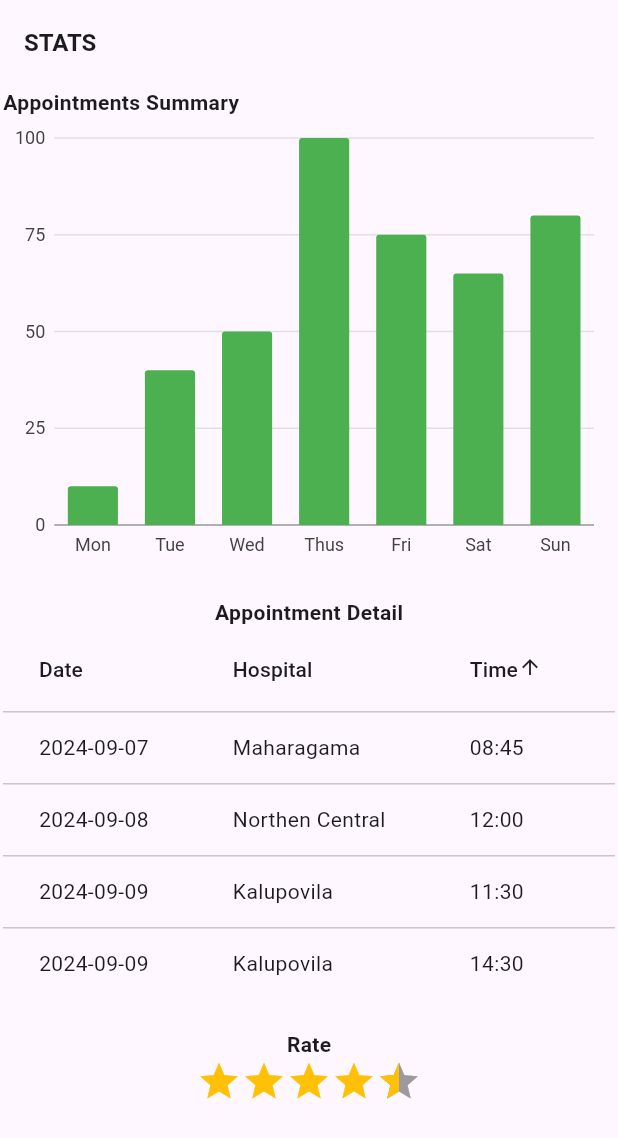
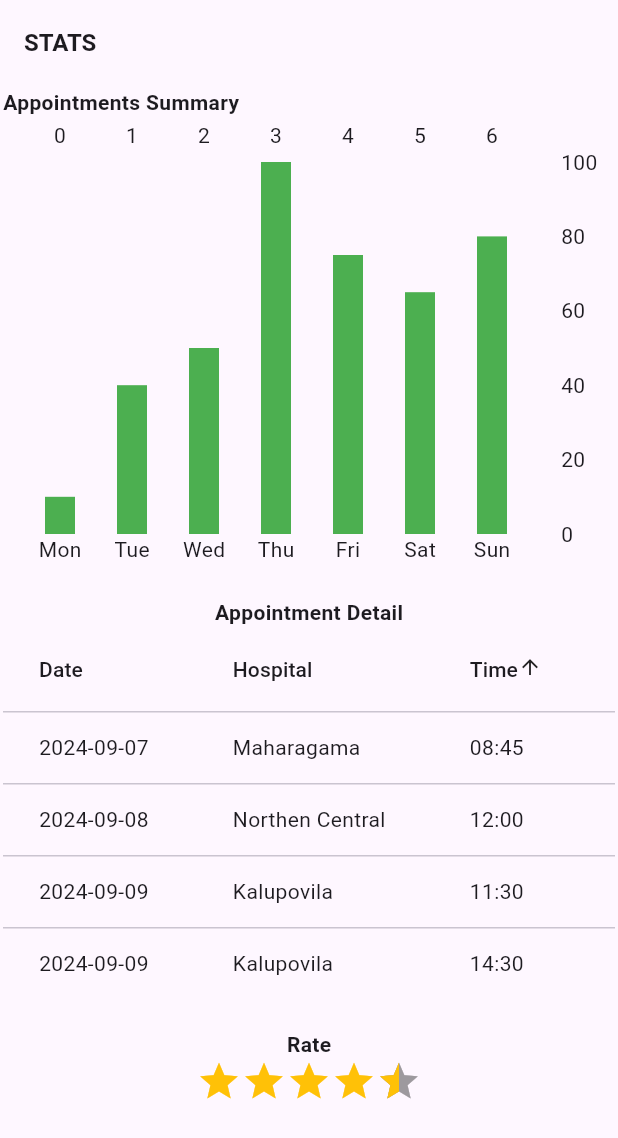
Before and after one commit to Madushansuriyabandara/Mediconnect-Frontend, a Flutter app: the Barchart screen opened directly, on a phone screen of 412 x 824 dp. Shown: the top 1138 px of the screen. Run offline on Flutter 3.47's test engine with Material 3 defaults, Android fonts, the phone set to English and light mode, and no system bars; drawn by our look-alikes of fl_chart, flutter_rating_bar; our stand-ins replace google_sign_in, qr_flutter; missing offline and left inert: flutter_facebook_auth, flutter_pdfview.

Commit message:
fixed bar charts

```diff
--- a/lib/screens/doctor_screens/StatsPage/bar.dart
+++ b/lib/screens/doctor_screens/StatsPage/bar.dart
@@ -1,75 +1,94 @@
-import 'package:charts_flutter_new/flutter.dart' as charts;
+import 'package:flutter/material.dart';
 import 'package:mediconnect/screens/doctor_screens/StatsPage/widgets/appointmenttable.dart';
-import 'package:flutter/material.dart';
 import 'package:mediconnect/screens/doctor_screens/StatsPage/widgets/rating.dart';
-
+import 'package:fl_chart/fl_chart.dart';
 
 class Barchart extends StatelessWidget {
   const Barchart({super.key});
 
   ///////////////////////////////////////////////////////  this part shows booked Appointment ////////////////////////////////////////////////////
   // ignore: non_constant_identifier_names
-  static List<charts.Series<Barmodel, String>> createsample_appointment_data() {
+  static List<BarChartGroupData> createSampleAppointmentData() {
     final data = [
       Barmodel('Mon', 10),
       Barmodel('Tue', 40),
       Barmodel('Wed', 50),
-      Barmodel('Thus', 100),
+      Barmodel('Thu', 100),
       Barmodel('Fri', 75),
       Barmodel('Sat', 65),
       Barmodel('Sun', 80),
     ];
-//////////////////////////////////////////////////////////////////////////////////////////////////////////////////////////////////////////////////
 
-    return [
-      charts.Series<Barmodel, String>(
-        id: 'sales',
-        colorFn: (_, __) => charts.MaterialPalette.green.shadeDefault,
-        domainFn: (Barmodel barmodel, _) => barmodel.year,
-        measureFn: (Barmodel barmodel, _) => barmodel.count,
-        data: data,
+    return data.asMap().entries.map((entry) {
+      int index = entry.key;
+      Barmodel barmodel = entry.value;
+      return BarChartGroupData(
+        x: index,
+        barRods: [
+          BarChartRodData(
+            toY: barmodel.count.toDouble(),
+            color: Colors.green,
+            width: 20,
+            borderRadius: BorderRadius.circular(0),
           ),
-    ];
+        ],
+      );
+    }).toList();
   }
 
   @override
   Widget build(BuildContext context) {
     return Scaffold(
       appBar: AppBar(
-        title: const Text("STATS",style:TextStyle(fontWeight: FontWeight.bold, fontSize: 16)),
-       // backgroundColor: Colors.deepOrange,
+        title: const Text(
+          "STATS",
+          style: TextStyle(fontWeight: FontWeight.bold, fontSize: 16),
+        ),
       ),
       body: SingleChildScrollView(
         padding: const EdgeInsets.all(2),
-        child:
-        Column(children: [
+        child: Column(
+          children: [
             const Align(
               alignment: Alignment.centerLeft,
               child: Text(
                 "Appointments Summary",
-                        //style: TextStyle(),
-                        style: TextStyle(fontWeight: FontWeight.bold)
+                style: TextStyle(fontWeight: FontWeight.bold),
               ),
             ),
-
             SizedBox(
               height: 300,
-        child: charts.BarChart(
-          createsample_appointment_data(),
-          animate: true,
+              child: BarChart(
+                BarChartData(
+                  barGroups: createSampleAppointmentData(),
+                  titlesData: FlTitlesData(
+                    leftTitles: const AxisTitles(
+                      sideTitles: SideTitles(showTitles: false),
+                    ),
+                    bottomTitles: AxisTitles(
+                      sideTitles: SideTitles(
+                        showTitles: true,
+                        getTitlesWidget: (double value, TitleMeta meta) {
+                          const days = ['Mon', 'Tue', 'Wed', 'Thu', 'Fri', 'Sat', 'Sun'];
+                          return Text(days[value.toInt()]);
+                        },
                       ),
                     ),
-       const SizedBox(height: 20,),
-
-      const Text("Appointment Detail",style: TextStyle(fontWeight: FontWeight.bold),),
+                  ),
+                  borderData: FlBorderData(show: false),
+                  gridData: FlGridData(show: false),
+                  barTouchData: BarTouchData(enabled: true),
+                ),
+              ),
+            ),
+            const SizedBox(height: 20),
+            const Text("Appointment Detail", style: TextStyle(fontWeight: FontWeight.bold)),
             const Appointment_Table(),
-      const SizedBox(height: 20,),
-
-      const Text("Rate",style: TextStyle(fontWeight: FontWeight.bold),),
+            const SizedBox(height: 20),
+            const Text("Rate", style: TextStyle(fontWeight: FontWeight.bold)),
             Rating(4.5),
-
-
-      ]),
+          ],
+        ),
       ),
     );
   }
@@ -81,8 +100,6 @@ class Barmodel {
   Barmodel(this.year, this.count);
 }
 
-
-
 class StatsPage extends StatelessWidget {
   const StatsPage({super.key});
 
--- a/pubspec.yaml
+++ b/pubspec.yaml
@@ -44,6 +44,7 @@ dependencies:
   flutter_pdfview: ^1.3.2
   flutter_rating_bar: ^4.0.1
   charts_flutter_new: ^0.12.0
+  fl_chart: ^0.69.0
 
 dev_dependencies:
   flutter_test:
```
Also changed, not shown: pubspec.lock. Lines whose indentation alone changed are shown as unchanged.
